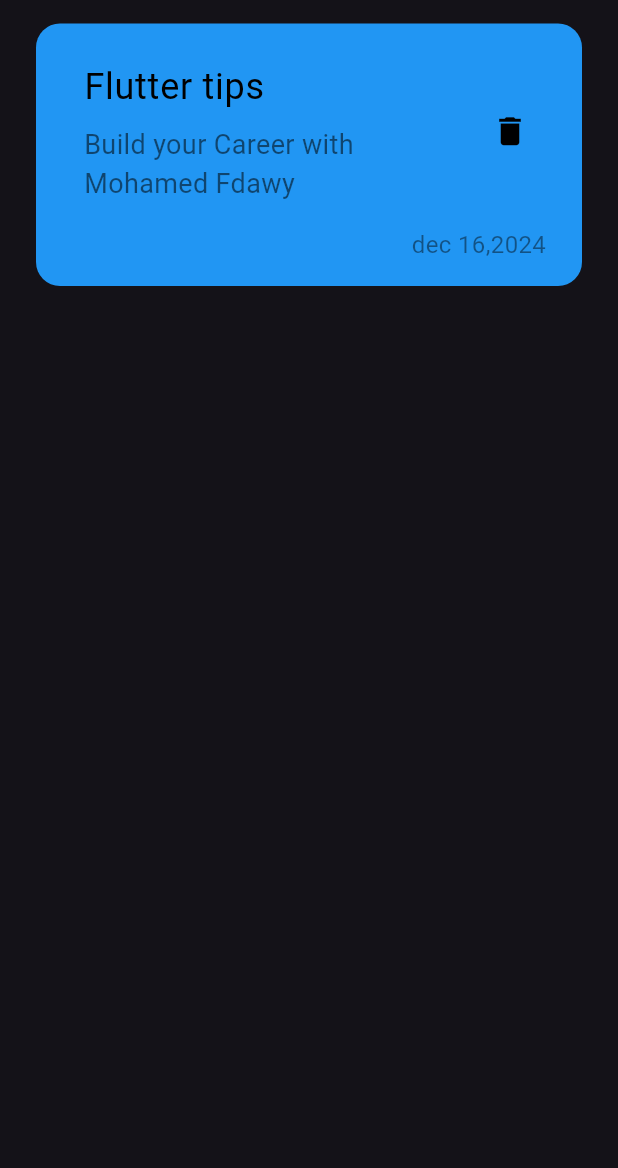
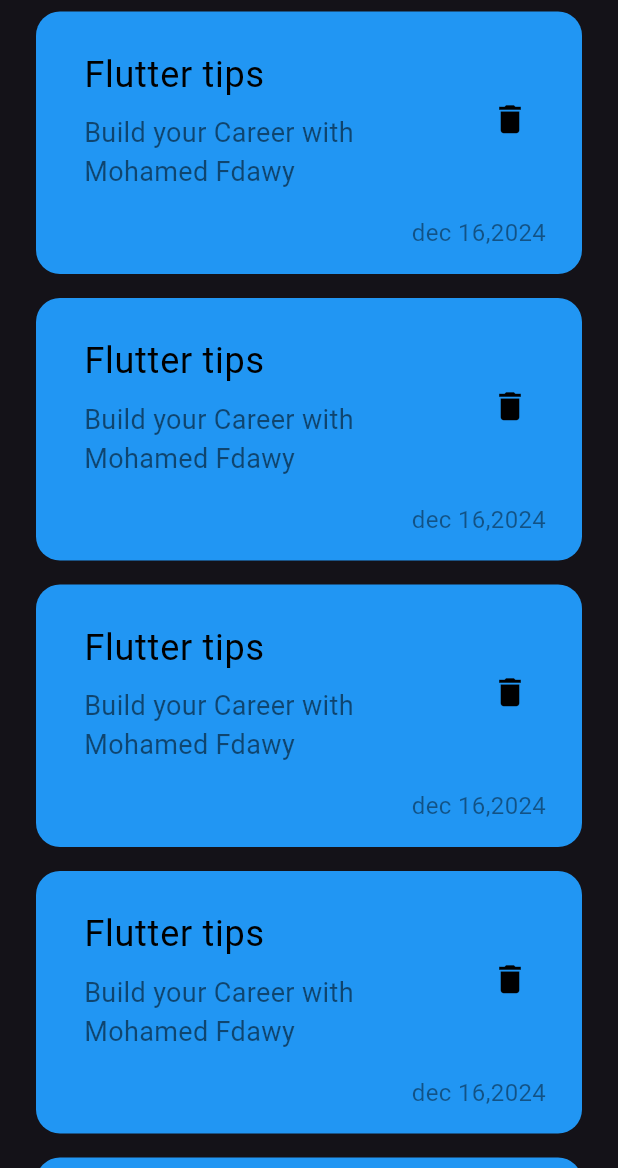
Before and after one commit to MuhamedElfdawy/notes, a Flutter app: the screen it shows after launch, on a phone screen of 412 x 824 dp, the part 68-1236 px from its top. Run offline on Flutter 3.47's test engine with Material 3 defaults, Android fonts, the phone set to English and light mode, and no system bars; Roboto replaces fonts that are missing (Poppins).

Commit message:
create custom notes list view

```diff
--- /dev/null
+++ b/lib/Views/widgets/custom_list_view.dart
@@ -0,0 +1,13 @@
+import 'package:flutter/material.dart';
+import 'custom_note_item.dart';
+
+class CustomNotesListView extends StatelessWidget {
+  const CustomNotesListView({super.key});
+
+  @override
+  Widget build(BuildContext context) {
+    return ListView.builder(
+      itemBuilder: (context, index) => const CustomNoteItems(),
+    );
+  }
+}
--- a/lib/Views/widgets/custom_note_item.dart
+++ b/lib/Views/widgets/custom_note_item.dart
@@ -6,7 +6,7 @@ class CustomNoteItems extends StatelessWidget {
   @override
   Widget build(BuildContext context) {
     return Container(
-      margin: const EdgeInsets.symmetric(vertical: 16),
+      margin: const EdgeInsets.symmetric(vertical: 8),
       padding: const EdgeInsets.only(left: 16,top: 16,bottom: 16),
       decoration: BoxDecoration(
           borderRadius: BorderRadius.circular(16), color: Colors.blue),
--- a/lib/Views/widgets/notes_view_body.dart
+++ b/lib/Views/widgets/notes_view_body.dart
@@ -1,6 +1,7 @@
 import 'package:flutter/material.dart';
+import 'package:flutter/widgets.dart';
 import 'package:notes/Views/widgets/custom_app_bar.dart';
-import 'package:notes/Views/widgets/custom_note_item.dart';
+import 'package:notes/Views/widgets/custom_list_view.dart';
 
 class NotesViewBody extends StatelessWidget {
   const NotesViewBody({super.key});
@@ -13,7 +14,9 @@ class NotesViewBody extends StatelessWidget {
         child: Column(
           children: [
             CustomAppBar(),
-            CustomNoteItems(),
+            Expanded(
+              child: CustomNotesListView(),
+            ),
           ],
         ),
       ),
```
